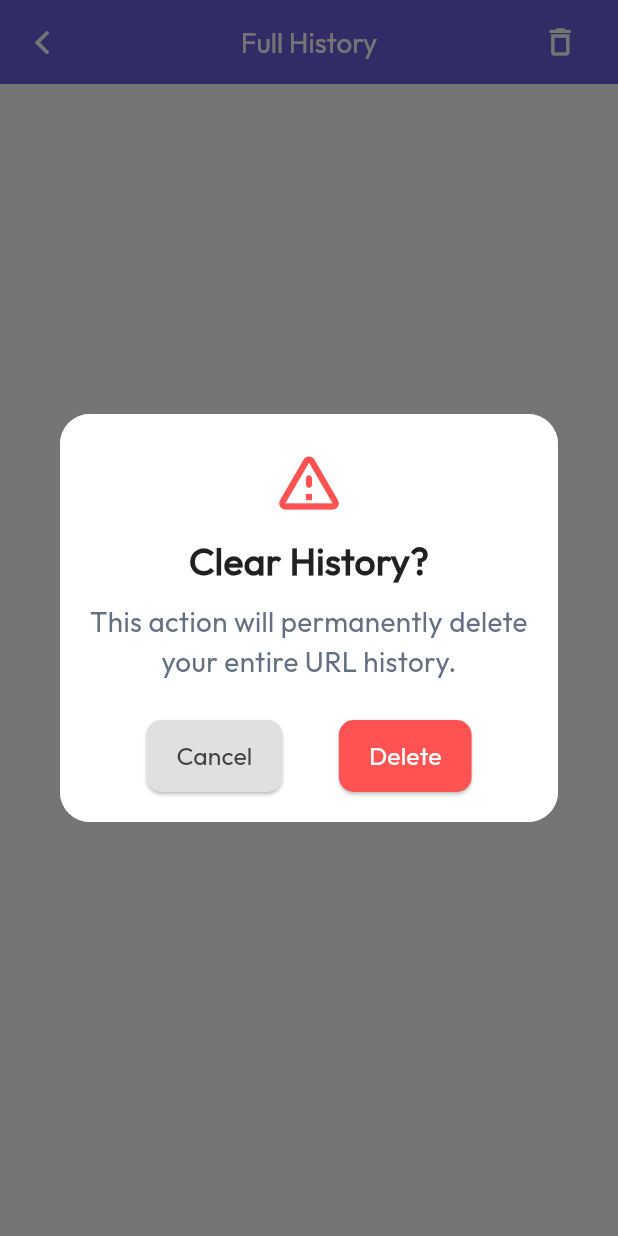
After one commit to trozen04/url_shortener, a Flutter app: the HistoryScreen screen opened directly, after a tap on the "delete outline" icon, on a phone screen of 412 x 824 dp. The commit adds this screen. Run offline on Flutter 3.47's test engine with Material 3 defaults, Android fonts, the phone set to English and light mode, and no system bars; our stand-ins replace bloc, flutter_bloc, font_awesome_flutter, google_fonts, in_app_review, package_info_plus and 1 more; missing offline and left inert: metadata_fetch; accounts and stored records are empty.

Commit message:
Added clear History feature and one by one history removing feature

```diff
--- a/lib/Screens/HistoryScreen.dart
+++ b/lib/Screens/HistoryScreen.dart
@@ -1,9 +1,12 @@
+import 'dart:convert';
 import 'dart:developer' as developer;
 
 import 'package:flutter/cupertino.dart';
 import 'package:flutter/material.dart';
+import 'package:shared_preferences/shared_preferences.dart';
 import 'package:url_shortener_project/Utils/AppColors.dart';
 import 'package:url_shortener_project/Utils/FFontStyles.dart';
+import 'package:url_shortener_project/Widgets/CustomPopUp.dart';
 import '../Helper/HistoryHelper.dart';
 import '../ApiServices/UrlHistoryModel.dart';
 import '../Widgets/ShortUrlCard.dart';
@@ -38,7 +41,10 @@ class _HistoryScreenState extends State<HistoryScreen> {
     return Scaffold(
       backgroundColor: Colors.white,
       appBar: AppBar(
-          title: Text("Full History", style: CustomTextStyles.subheading(context).copyWith(color: Colors.white),),
+        title: Text(
+          "Full History",
+          style: CustomTextStyles.subheading(context).copyWith(color: Colors.white),
+        ),
         backgroundColor: AppColors.brandNew,
         centerTitle: true,
         automaticallyImplyLeading: false,
@@ -48,6 +54,26 @@ class _HistoryScreenState extends State<HistoryScreen> {
             Navigator.pop(context);
           },
         ),
+        actions: [
+          IconButton(
+            icon: const Icon(Icons.delete_outline, color: Colors.white),
+            onPressed: () async {
+              final shouldDelete = await showDialog<bool>(
+                context: context,
+                barrierDismissible: true,
+                builder: (context) => const ClearHistoryDialog(),
+              );
+
+              if (shouldDelete == true) {
+                await HistoryHelper.clearHistory();
+                setState(() {
+                  allHistory.clear();
+                });
+              }
+            },
+          ),
+          SizedBox(width: width * 0.035,)
+        ],
       ),
       body: allHistory.isEmpty
           ? Center(child: Column(
@@ -62,13 +88,48 @@ class _HistoryScreenState extends State<HistoryScreen> {
         padding: EdgeInsets.symmetric(horizontal: width * 0.035, vertical: height * 0.01),
             child: ListView.builder(
                     itemCount: allHistory.length,
+
               itemBuilder: (context, index) {
                 final item = allHistory[index];
-            return ShortUrlCard(
+
+                return Dismissible(
+                  key: Key(item.shortUrl),
+                  direction: DismissDirection.endToStart,
+                  background: Padding(
+                    padding: EdgeInsets.symmetric(horizontal: width * 0.035, vertical: height * 0.005),
+                    child: Container(
+                      decoration: BoxDecoration(
+                        color: Colors.redAccent,
+                        borderRadius: BorderRadius.circular(12),
+                      ),
+                      alignment: Alignment.centerRight,
+                      padding:  EdgeInsets.only(right: width * 0.05),
+                      child: Icon(
+                        Icons.delete,
+                        color: Colors.white,
+                        size: height * 0.05, // smaller icon
+                      ),
+                    ),
+                  ),
+
+                  onDismissed: (direction) async {
+                    setState(() {
+                      allHistory.removeAt(index);
+                    });
+
+                    await HistoryHelper.updateAllHistory(allHistory);
+
+                    ScaffoldMessenger.of(context).showSnackBar(
+                      const SnackBar(content: Text("Item deleted")),
+                    );
+                  },
+                  child: ShortUrlCard(
                     shortUrl: item.shortUrl,
                     baseUrlTitle: item.webpageTitle ?? "No Title",
+                  ),
                 );
               },
+
             ),
           ),
     );
--- a/lib/Screens/Splash.dart
+++ b/lib/Screens/Splash.dart
@@ -39,7 +39,7 @@ class _SplashScreenState extends State<SplashScreen>
 
     _controller.forward();
 
-    Timer(const Duration(seconds: 3), () {
+    Timer(const Duration(seconds: 1), () {
       Navigator.pushReplacement(
         context,
         MaterialPageRoute(builder: (_) => const HomePage()),
--- /dev/null
+++ b/lib/Widgets/CustomPopUp.dart
@@ -0,0 +1,64 @@
+import 'package:flutter/material.dart';
+import 'package:url_shortener_project/Utils/FFontStyles.dart';
+
+class ClearHistoryDialog extends StatelessWidget {
+  const ClearHistoryDialog({super.key});
+
+  @override
+  Widget build(BuildContext context) {
+    return Dialog(
+      shape: RoundedRectangleBorder(borderRadius: BorderRadius.circular(20)),
+      insetPadding: const EdgeInsets.symmetric(horizontal: 40),
+      child: Container(
+        padding: const EdgeInsets.all(20),
+        decoration: BoxDecoration(
+          color: Colors.white,
+          borderRadius: BorderRadius.circular(20),
+        ),
+        child: Column(
+          mainAxisSize: MainAxisSize.min,
+          children: [
+            Icon(Icons.warning_amber_rounded, color: Colors.redAccent, size: 50),
+            const SizedBox(height: 10),
+            Text(
+              "Clear History?",
+              style: CustomTextStyles.title(context),
+            ),
+            const SizedBox(height: 10),
+            Text(
+              "This action will permanently delete your entire URL history.",
+              textAlign: TextAlign.center,
+              style: CustomTextStyles.subheading(context),
+            ),
+            const SizedBox(height: 25),
+            Row(
+              mainAxisAlignment: MainAxisAlignment.spaceEvenly,
+              children: [
+                ElevatedButton(
+                  style: ElevatedButton.styleFrom(
+                    backgroundColor: Colors.grey.shade300,
+                    foregroundColor: Colors.black,
+                    padding: const EdgeInsets.symmetric(horizontal: 20, vertical: 12),
+                    shape: RoundedRectangleBorder(borderRadius: BorderRadius.circular(10)),
+                  ),
+                  onPressed: () => Navigator.pop(context, false),
+                  child: Text("Cancel", style: CustomTextStyles.subtitle(context),),
+                ),
+                ElevatedButton(
+                  style: ElevatedButton.styleFrom(
+                    backgroundColor: Colors.redAccent,
+                    foregroundColor: Colors.white,
+                    padding: const EdgeInsets.symmetric(horizontal: 20, vertical: 12),
+                    shape: RoundedRectangleBorder(borderRadius: BorderRadius.circular(10)),
+                  ),
+                  onPressed: () => Navigator.pop(context, true),
+                  child: Text("Delete", style: CustomTextStyles.subtitle(context).copyWith(color: Colors.white)),
+                ),
+              ],
+            ),
+          ],
+        ),
+      ),
+    );
+  }
+}
--- a/lib/Widgets/ShortUrlCard.dart
+++ b/lib/Widgets/ShortUrlCard.dart
@@ -33,7 +33,7 @@ class ShortUrlCard extends StatelessWidget {
             offset: Offset(0, 2),
           ),
         ],
-        borderRadius: BorderRadius.circular(20),
+        borderRadius: BorderRadius.circular(12),
       ),
       child: Column(
         crossAxisAlignment: CrossAxisAlignment.start,
```
Also changed, not shown: lib/Helper/HistoryHelper.dart (+8 -0 lines), 1 other file. Lines whose indentation alone changed are shown as unchanged.
